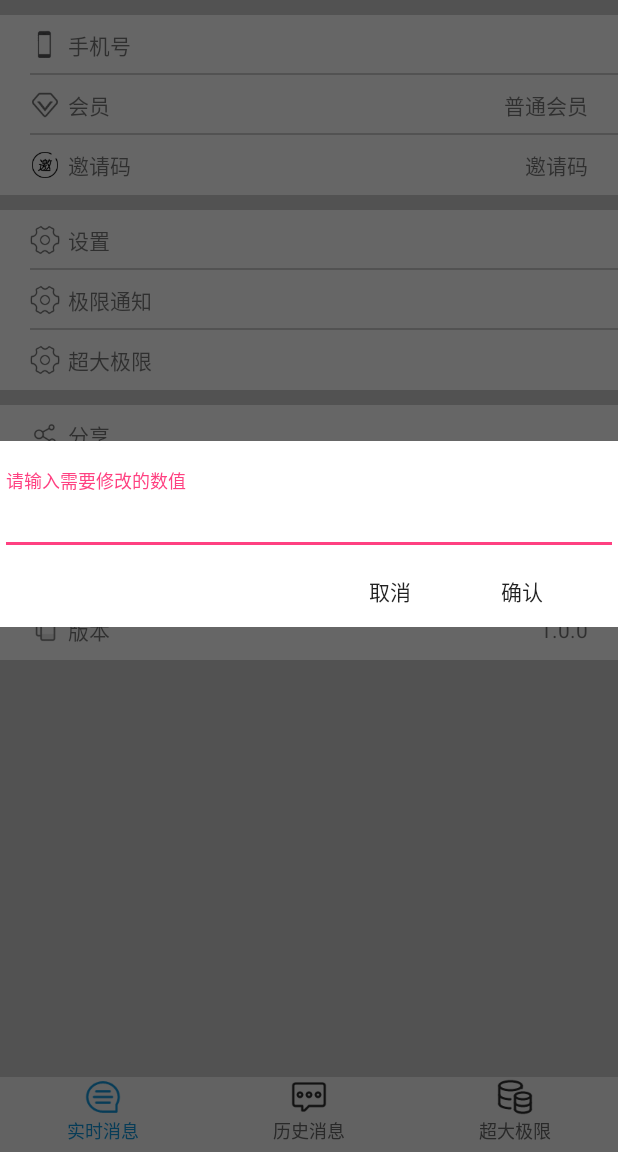
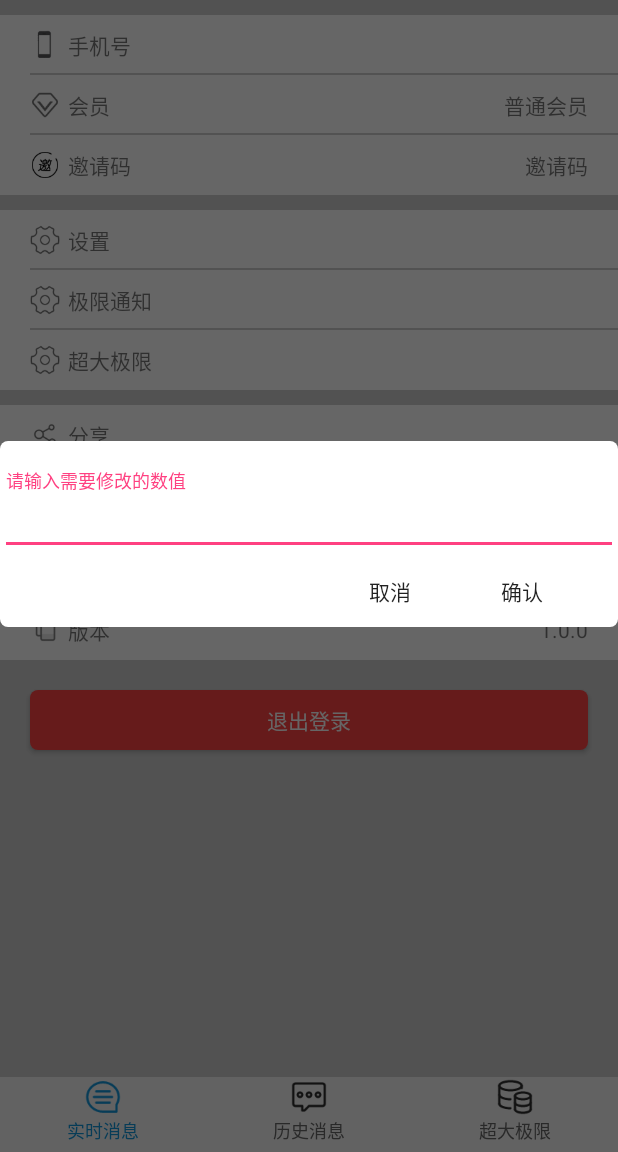
Before and after one commit to lance1992kun/Lottery, an Android app: the fragment ProfileFragment placed in its activity, after a tap on "极限通知", on a phone screen of 412 x 824 dp, the part 84-1236 px from its top. Run offline under Robolectric (Android 15) with nearby library versions, the phone set to English and light mode, and no system bars; our stand-ins replace RxJava; libraries missing offline, so code that uses them is left out: com.blankj.utilcode, com.chad.library, com.lzy.okgo, com.umeng.analytics, com.umeng.message; 12 statements that could not run were skipped.

Commit message:
1.Add logout btn 2.Add arrow to Header 3.Fix bugs

```diff
--- a/app/src/main/java/com/hur/lottery/LotteryApp.java
+++ b/app/src/main/java/com/hur/lottery/LotteryApp.java
@@ -27,6 +27,10 @@ public class LotteryApp extends BaseApplication {
      * 友盟推送实体类
      */
     private PushAgent mPushAgent = null;
+    /**
+     * 用户是否登录
+     */
+    private boolean isLogin = false;
     /**
      * 友盟回调
      */
--- a/app/src/main/java/com/hur/lottery/base/BaseApplication.java
+++ b/app/src/main/java/com/hur/lottery/base/BaseApplication.java
@@ -124,7 +124,7 @@ public class BaseApplication extends Application {
      */
     private void restartApp() {
         Intent intent = new Intent();
-        intent.setClassName("com.hur.lottery.ui.activity", "com.hur.lottery.ui.activity.SplashActivity");
+        intent.setClassName("com.hur.lottery.ui.activity", "SplashActivity");
         intent.setFlags(Intent.FLAG_ACTIVITY_NEW_TASK);
         PendingIntent restartIntent = PendingIntent.getActivity(this, 0, intent, 0);
         AlarmManager manager = (AlarmManager) this.getSystemService(Context.ALARM_SERVICE);
--- a/app/src/main/java/com/hur/lottery/ui/activity/MainActivity.java
+++ b/app/src/main/java/com/hur/lottery/ui/activity/MainActivity.java
@@ -171,6 +171,10 @@ public class MainActivity extends BaseActivity implements RadioGroup.OnCheckedCh
         if (isRefresh) {
             // 重置标识位
             isRefresh = false;
+            // 如果Drawer是打开的状态，那么关闭Drawer
+            if (mDrawerLayout.isDrawerOpen(Gravity.START)){
+                mDrawerLayout.closeDrawer(Gravity.START);
+            }
             if (curIndex == 0) {
                 mRefresh.onDataRefresh();
             } else {
--- a/app/src/main/java/com/hur/lottery/ui/adapter/MessageAdapter.java
+++ b/app/src/main/java/com/hur/lottery/ui/adapter/MessageAdapter.java
@@ -66,6 +66,12 @@ public class MessageAdapter extends BaseMultiItemQuickAdapter<MultiItemEntity, B
             // 第一层级
             case TYPE_LEVEL_HEADER:
                 final HeaderBean headerBean = (HeaderBean) item;
+                // 打开的项目箭头变化
+                if (headerBean.isExpanded()) {
+                    helper.getView(R.id.mRightArrow).setBackgroundResource(R.drawable.icon_arrow_down);
+                } else {
+                    helper.getView(R.id.mRightArrow).setBackgroundResource(R.drawable.icon_arrow_right);
+                }
                 // 打开关闭监听
                 helper.getView(R.id.mHeaderLayout).setOnClickListener(new View.OnClickListener() {
                     @Override
--- a/app/src/main/java/com/hur/lottery/utils/RequestHelper.java
+++ b/app/src/main/java/com/hur/lottery/utils/RequestHelper.java
@@ -1,5 +1,6 @@
 package com.hur.lottery.utils;
 
+import com.blankj.utilcode.util.DeviceUtils;
 import com.blankj.utilcode.util.EncryptUtils;
 import com.blankj.utilcode.util.SPUtils;
 import com.google.gson.Gson;
@@ -28,6 +29,7 @@ public class RequestHelper {
         BaseRequestBean requestBean = new BaseRequestBean();
         requestBean.setTel(tel);
         requestBean.setPassword(EncryptUtils.encryptMD5ToString(password));
+        requestBean.setDevice(DeviceUtils.getModel());
         requestBean.setClientid(SPUtils.getInstance().getString(Constant.DEVICE_TOKEN));
         // 通过Gson转为Json格式的字符串
         return new Gson().toJson(requestBean);
--- /dev/null
+++ b/app/src/main/res/drawable/shape_bg_setting.xml
@@ -0,0 +1,7 @@
+<?xml version="1.0" encoding="utf-8"?>
+<shape xmlns:android="http://schemas.android.com/apk/res/android">
+    <!--圆角半径-->
+    <corners android:radius="5dp"/>
+    <!--填充颜色-->
+    <solid android:color="@android:color/white"/>
+</shape>
--- /dev/null
+++ b/app/src/main/res/drawable/shape_exit_btn.xml
@@ -0,0 +1,7 @@
+<?xml version="1.0" encoding="utf-8"?>
+<shape xmlns:android="http://schemas.android.com/apk/res/android">
+    <!--圆角半径-->
+    <corners android:radius="5dp"/>
+    <!--填充颜色-->
+    <solid android:color="@android:color/holo_red_light"/>
+</shape>
--- a/app/src/main/res/layout/fragment_profile.xml
+++ b/app/src/main/res/layout/fragment_profile.xml
@@ -1,11 +1,15 @@
 <?xml version="1.0" encoding="utf-8"?>
-<RelativeLayout
+<ScrollView
     xmlns:android="http://schemas.android.com/apk/res/android"
     xmlns:tools="http://schemas.android.com/tools"
     android:layout_width="match_parent"
     android:layout_height="match_parent"
     android:background="@color/main_color_divider"
     >
+    <!--内容层-->
+    <RelativeLayout
+        android:layout_width="match_parent"
+        android:layout_height="match_parent">
         <!--手机号层-->
         <RelativeLayout
             android:id="@+id/mFirstLay"
@@ -359,6 +363,7 @@
         </RelativeLayout>
         <!--版本层-->
         <RelativeLayout
+            android:id="@+id/mVerLay"
             android:layout_width="match_parent"
             android:layout_height="40dp"
             android:layout_below="@id/mThirdLay"
@@ -395,4 +400,15 @@
                 tools:ignore="RelativeOverlap"
                 tools:text="1.0.3"/>
         </RelativeLayout>
+        <!--退出登录按钮-->
+        <Button
+            android:id="@+id/mExitBtn"
+            android:layout_width="match_parent"
+            android:layout_height="40dp"
+            android:layout_below="@id/mVerLay"
+            android:layout_margin="20dp"
+            android:background="@drawable/shape_exit_btn"
+            android:text="@string/profile_exit"
+            android:textColor="@android:color/white"/>
     </RelativeLayout>
+</ScrollView>
--- a/app/src/main/res/layout/layout_dialog.xml
+++ b/app/src/main/res/layout/layout_dialog.xml
@@ -2,14 +2,14 @@
 <LinearLayout xmlns:android="http://schemas.android.com/apk/res/android"
               android:layout_width="match_parent"
               android:layout_height="match_parent"
-              android:background="@android:color/white"
+              android:background="@drawable/shape_bg_setting"
               android:orientation="vertical">
 
     <android.support.design.widget.TextInputLayout
         android:id="@+id/mTextInputLayout"
-        android:layout_marginTop="20dp"
         android:layout_width="match_parent"
-        android:layout_height="wrap_content">
+        android:layout_height="wrap_content"
+        android:layout_marginTop="20dp">
 
         <android.support.design.widget.TextInputEditText
             android:id="@+id/mEditText"
--- a/app/src/main/res/values/strings.xml
+++ b/app/src/main/res/values/strings.xml
@@ -29,4 +29,5 @@
     <string name="profile_hint">请输入……</string>
     <string name="profile_ok">确认</string>
     <string name="profile_cancel">取消</string>
+    <string name="profile_exit">退出登录</string>
 </resources>
```
Also changed, not shown: app/src/main/java/com/hur/lottery/ui/fragment/ProfileFragment.java (+13 -0 lines), app/src/main/res/layout/layout_item_header.xml (+21 -12 lines), app/src/main/res/drawable-xhdpi/icon_arrow_down.png (added), app/src/main/res/drawable-xhdpi/icon_arrow_right.png (added). Lines whose indentation alone changed are shown as unchanged.
